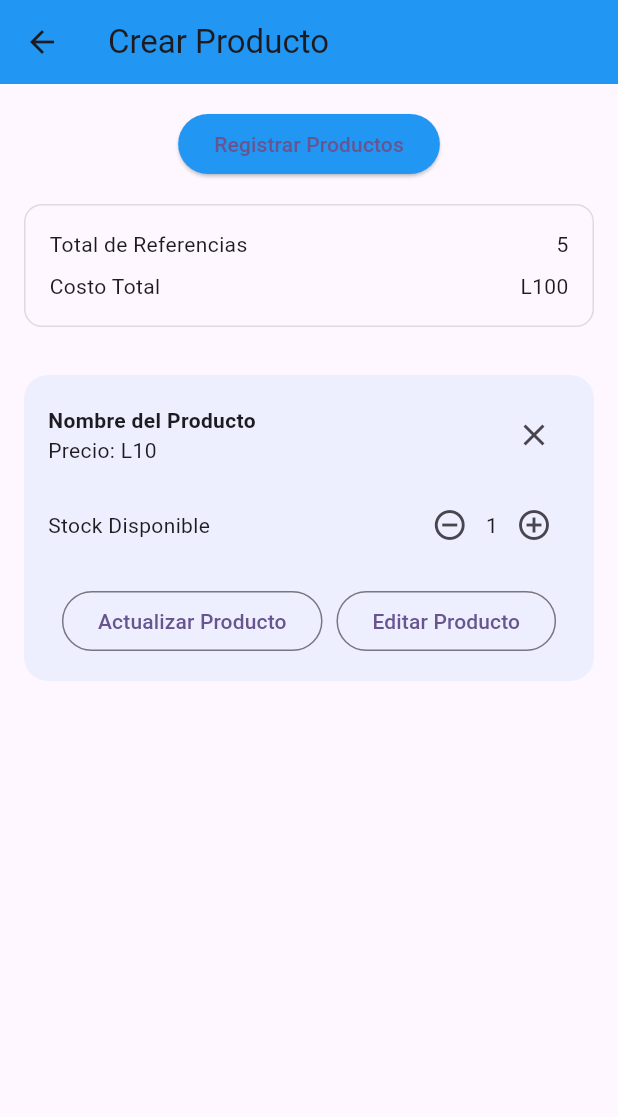
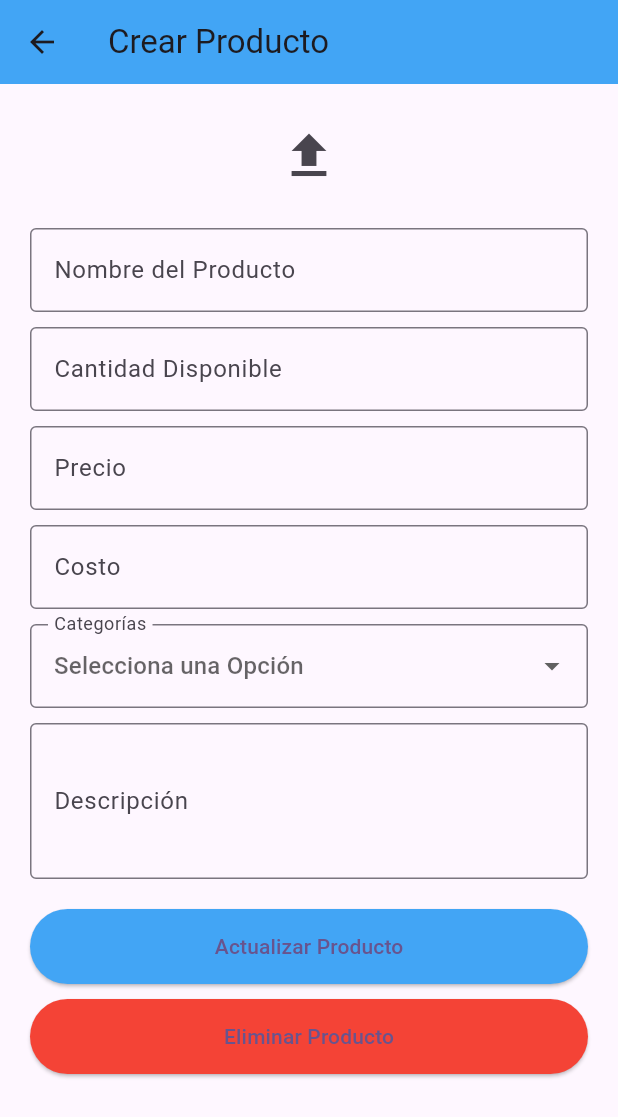
Before and after one commit to esfiallos/proyecto-flutter-app_gestor, a Flutter app: the GestionInventarioPage screen opened directly, after a tap on "Editar Producto", on a phone screen of 412 x 824 dp. Shown: the top 1117 px of the screen. Run offline on Flutter 3.47's test engine with Material 3 defaults, Android fonts, the light colour scheme and no system bars.

Commit message:
pantallas instanciadas

```diff
--- /dev/null
+++ b/lib/actualizar.dart
@@ -0,0 +1,156 @@
+import 'package:flutter/material.dart';
+
+import 'editarP.dart';
+import 'inventario.dart';
+
+class MyApp extends StatelessWidget {
+  const MyApp({super.key});
+
+  @override
+  Widget build(BuildContext context) {
+    return MaterialApp(
+      title: 'Formulario Producto',
+      debugShowCheckedModeBanner: false,
+      home: const CrearProductoScreen(),
+    );
+  }
+}
+
+class CrearProductoScreen extends StatefulWidget {
+  const CrearProductoScreen({super.key});
+
+  @override
+  State<CrearProductoScreen> createState() => _CrearProductoScreenState();
+}
+
+class _CrearProductoScreenState extends State<CrearProductoScreen> {
+  final _formKey = GlobalKey<FormState>();
+  String? categoriaSeleccionada;
+
+  @override
+  Widget build(BuildContext context) {
+    return Scaffold(
+      appBar: AppBar(
+      title: const Text("Crear Producto"),
+      backgroundColor: Colors.blue[400],
+      leading: IconButton(
+      icon: const Icon(Icons.arrow_back),
+      onPressed: () {
+      Navigator.push(
+        context,
+        MaterialPageRoute(builder: (context) => const GestionInventarioPage()),
+          );
+        },
+      ),
+      ),
+
+      body: SingleChildScrollView(
+        padding: const EdgeInsets.all(20),
+        child: Form(
+          key: _formKey,
+          child: Column(
+            crossAxisAlignment: CrossAxisAlignment.start,
+            children: [
+
+              Center(
+                child: IconButton(
+                  icon: const Icon(Icons.upload, size: 40),
+                  onPressed: () {
+
+                  },
+                ),
+              ),
+              const SizedBox(height: 20),
+
+
+              _buildTextField("Nombre del Producto"),
+              const SizedBox(height: 10),
+              _buildTextField("Cantidad Disponible", inputType: TextInputType.number),
+              const SizedBox(height: 10),
+              _buildTextField("Precio", inputType: TextInputType.number),
+              const SizedBox(height: 10),
+              _buildTextField("Costo", inputType: TextInputType.number),
+              const SizedBox(height: 10),
+
+
+              DropdownButtonFormField<String>(
+                value: categoriaSeleccionada,
+                decoration: const InputDecoration(
+                  labelText: "Categorías",
+                  border: OutlineInputBorder(),
+                ),
+                hint: const Text("Selecciona una Opción"),
+                items: const [
+                  DropdownMenuItem(value: "Bebidas", child: Text("Bebidas")),
+                  DropdownMenuItem(value: "Comidas", child: Text("Comidas")),
+                  DropdownMenuItem(value: "Otros", child: Text("Otros")),
+                ],
+                onChanged: (value) {
+                  setState(() {
+                    categoriaSeleccionada = value;
+                  });
+                },
+              ),
+              const SizedBox(height: 10),
+
+
+              TextFormField(
+                maxLines: 3,
+                decoration: const InputDecoration(
+                  labelText: "Descripción",
+                  border: OutlineInputBorder(),
+                ),
+              ),
+              const SizedBox(height: 20),
+
+
+            SizedBox(
+  width: double.infinity,
+  child: ElevatedButton(
+    style: ElevatedButton.styleFrom(
+      backgroundColor: Colors.blue[400],
+      padding: const EdgeInsets.symmetric(vertical: 15),
+    ),
+    onPressed: () {
+      Navigator.push(
+        context,
+        MaterialPageRoute(builder: (context) => const InventarioPage()),
+      );
+    },
+    child: const Text("Actualizar Producto"),
+  ),
+),
+const SizedBox(height: 10),
+
+
+
+              SizedBox(
+                width: double.infinity,
+                child: ElevatedButton(
+                  style: ElevatedButton.styleFrom(
+                    backgroundColor: Colors.red,
+                    padding: const EdgeInsets.symmetric(vertical: 15),
+                  ),
+                  onPressed: () {
+
+                  },
+                  child: const Text("Eliminar Producto"),
+                ),
+              ),
+            ],
+          ),
+        ),
+      ),
+    );
+  }
+
+  Widget _buildTextField(String label, {TextInputType inputType = TextInputType.text}) {
+    return TextFormField(
+      keyboardType: inputType,
+      decoration: InputDecoration(
+        labelText: label,
+        border: const OutlineInputBorder(),
+      ),
+    );
+  }
+}
--- a/lib/editarP.dart
+++ b/lib/editarP.dart
@@ -1,4 +1,8 @@
 import 'package:flutter/material.dart';
+
+import 'actualizar.dart';
+import 'registrarP.dart';
+import 'seleccionarP.dart';
 
 
 class GestionInventarioPage extends StatefulWidget {
@@ -42,11 +46,15 @@ class _GestionInventarioPageState extends State<GestionInventarioPage> {
           children: [
             ElevatedButton(
               onPressed: () {
-
+              Navigator.push(
+              context,
+              MaterialPageRoute(builder: (context) => const RegistrarProductoPage()),
+              );
               },
               style: ElevatedButton.styleFrom(backgroundColor: Colors.blue),
               child: const Text('Registrar Productos'),
               ),
+
             const SizedBox(height: 16),
             Container(
               padding: const EdgeInsets.all(16),
@@ -131,24 +139,30 @@ class _GestionInventarioPageState extends State<GestionInventarioPage> {
                   ),
                   const SizedBox(height: 16),
 
-
                   Row(
                   mainAxisAlignment: MainAxisAlignment.spaceEvenly,
                   children: [
                   OutlinedButton(
                   onPressed: () {
-
+                  Navigator.push(
+                  context,
+                  MaterialPageRoute(builder: (context) => const ProductSelectionScreen()),
+                  );
                   },
                   child: const Text("Actualizar Producto"),
                   ),
                   OutlinedButton(
                     onPressed: () {
-
+                    Navigator.push(
+                    context,
+                    MaterialPageRoute(builder: (context) => const CrearProductoScreen()),
+                  );
                   },
                   child: const Text("Editar Producto"),
                   ),
                   ],
                 ),
+
                 ],
               ),
             ),
```
Also changed, not shown: lib/inventario.dart (+18 -1 lines), lib/menuPrincipal.dart (+10 -3 lines). Lines whose indentation alone changed are shown as unchanged.
